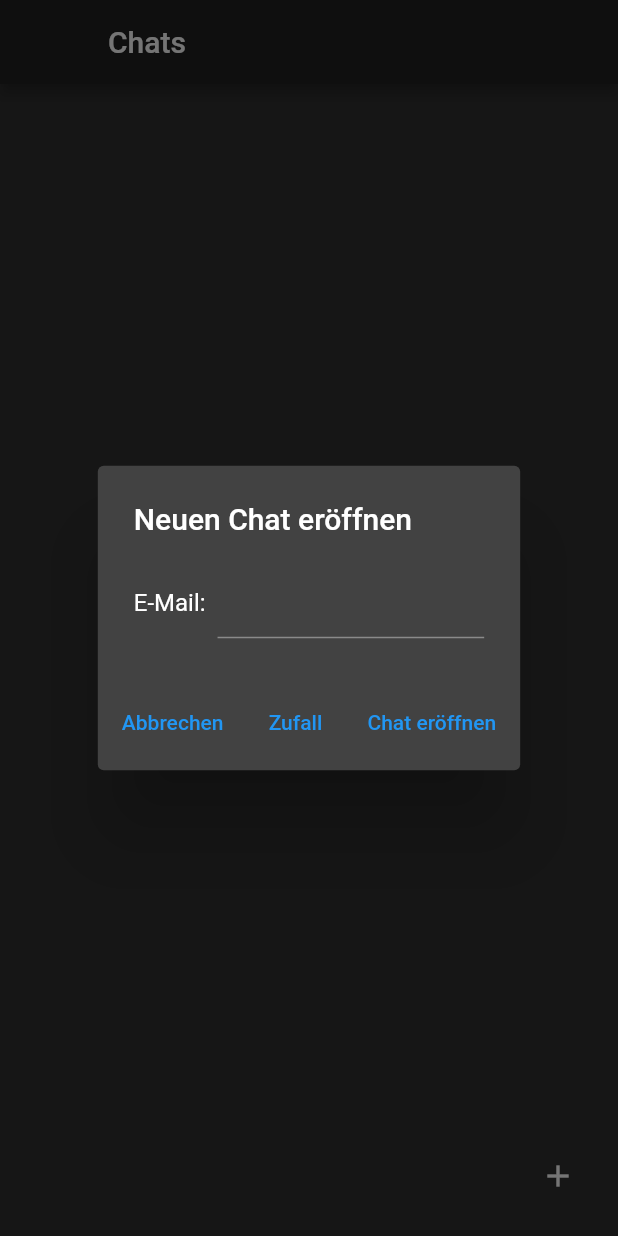
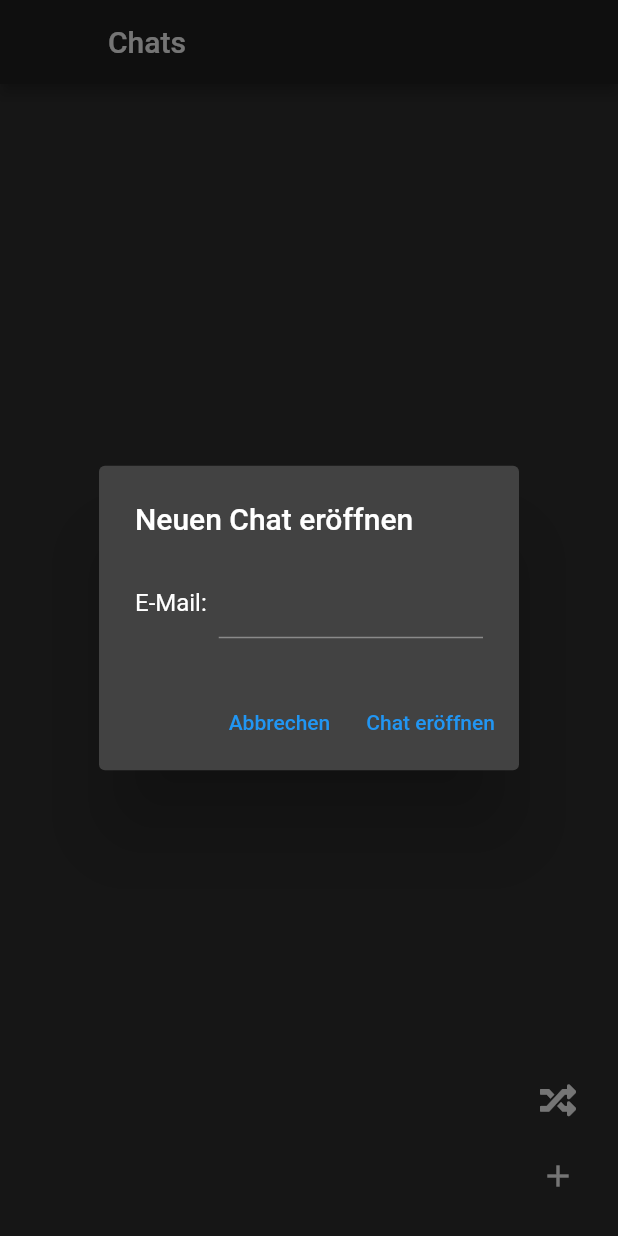
Before and after one commit to Natrocx/pink_fluffy_unicorns, a Flutter app: the ChatList screen opened by its route, after a tap on the "add" icon, on a phone screen of 412 x 824 dp. Run offline on Flutter 3.47's test engine with Material 2 defaults, Android fonts, the phone set to English and light mode, and no system bars; our stand-ins replace localstorage.

Commit message:
Moved RandomChatDialog to own button (implementation pending)

```diff
--- a/lib/Chat/ChatList.dart
+++ b/lib/Chat/ChatList.dart
@@ -1,5 +1,6 @@
 import 'package:flutter/material.dart';
 import 'package:pink_fluffy_unicorns/QueryService.dart';
+import 'package:pink_fluffy_unicorns/pink_fluffy_unicorns_fonts_icons.dart';
 
 import '../MessageSender.dart';
 import '../User.dart';
@@ -68,13 +69,24 @@ class _ChatListState extends State<ChatList> with WidgetsBindingObserver {
                 leading: Builder(builder: (ctx) => Text("")),
               ),
               body: child,
-            floatingActionButton: IconButton(
+              floatingActionButton: Stack(children: [
+                IconButton(
                   onPressed: () {
-                showDialog(context: context, builder: _buildAddChatDialog);
+                    showDialog(context: context, builder: _addRandomChatDialog);
+                  },
+                  icon: Icon(PinkFluffyUnicornsFonts.random),
+                ),
+                Padding(
+                  padding: EdgeInsets.fromLTRB(0, 50, 0, 0),
+                  child: IconButton(
+                    onPressed: () {
+                      showDialog(
+                          context: context, builder: _buildAddChatDialog);
                     },
                     icon: Icon(Icons.add),
                   ),
-          );
+                ),
+              ]));
         });
   }
 
@@ -93,11 +105,6 @@ class _ChatListState extends State<ChatList> with WidgetsBindingObserver {
       actions: [
         TextButton(
             onPressed: Navigator.of(context).pop, child: Text("Abbrechen")),
-        TextButton(
-            onPressed: () {
-              showDialog(context: context, builder: _addRandomChatDialog);
-            },
-            child: Text("Zufall")),
         TextButton(
             key: _addChatSubmit,
             onPressed: () {
--- /dev/null
+++ b/lib/pink_fluffy_unicorns_fonts_icons.dart
@@ -0,0 +1,29 @@
+/// Flutter icons PinkFluffyUnicornsFonts
+/// Copyright (C) 2021 by original authors @ fluttericon.com, fontello.com
+/// This font was generated by FlutterIcon.com, which is derived from Fontello.
+///
+/// To use this font, place it in your fonts/ directory and include the
+/// following in your pubspec.yaml
+///
+/// flutter:
+///   fonts:
+///    - family:  PinkFluffyUnicornsFonts
+///      fonts:
+///       - asset: fonts/PinkFluffyUnicornsFonts.ttf
+///
+///
+/// * Font Awesome 5, Copyright (C) 2016 by Dave Gandy
+///         Author:    Dave Gandy
+///         License:   SIL (https://github.com/FortAwesome/Font-Awesome/blob/master/LICENSE.txt)
+///         Homepage:  http://fortawesome.github.com/Font-Awesome/
+///
+import 'package:flutter/widgets.dart';
+
+class PinkFluffyUnicornsFonts {
+  PinkFluffyUnicornsFonts._();
+
+  static const _kFontFam = 'PinkFluffyUnicornsFonts';
+  static const String? _kFontPkg = null;
+
+  static const IconData random = IconData(0xf074, fontFamily: _kFontFam, fontPackage: _kFontPkg);
+}
--- a/pubspec.yaml
+++ b/pubspec.yaml
@@ -52,6 +52,10 @@ flutter:
   # assets:
   #   - images/a_dot_burr.jpeg
   #   - images/a_dot_ham.jpeg
+  fonts:
+    - family: PinkFluffyUnicornsFonts
+      fonts:
+        - asset: assets/fonts/PinkFluffyUnicornsFonts.ttf
 
   # An image asset can refer to one or more resolution-specific "variants", see
   # https://flutter.dev/assets-and-images/#resolution-aware.
```
Also changed, not shown: assets/config.json (added, +16 -0 lines), assets/fonts/PinkFluffyUnicornsFonts.ttf (added). Lines whose indentation alone changed are shown as unchanged.
